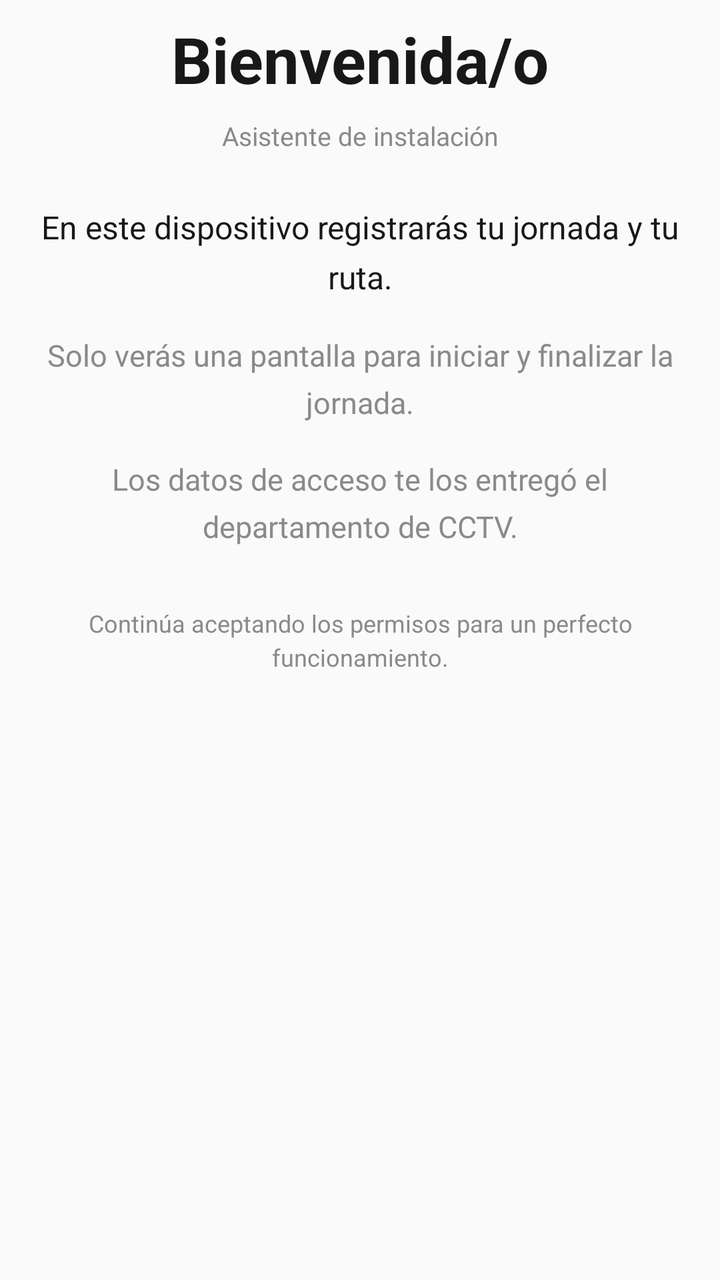
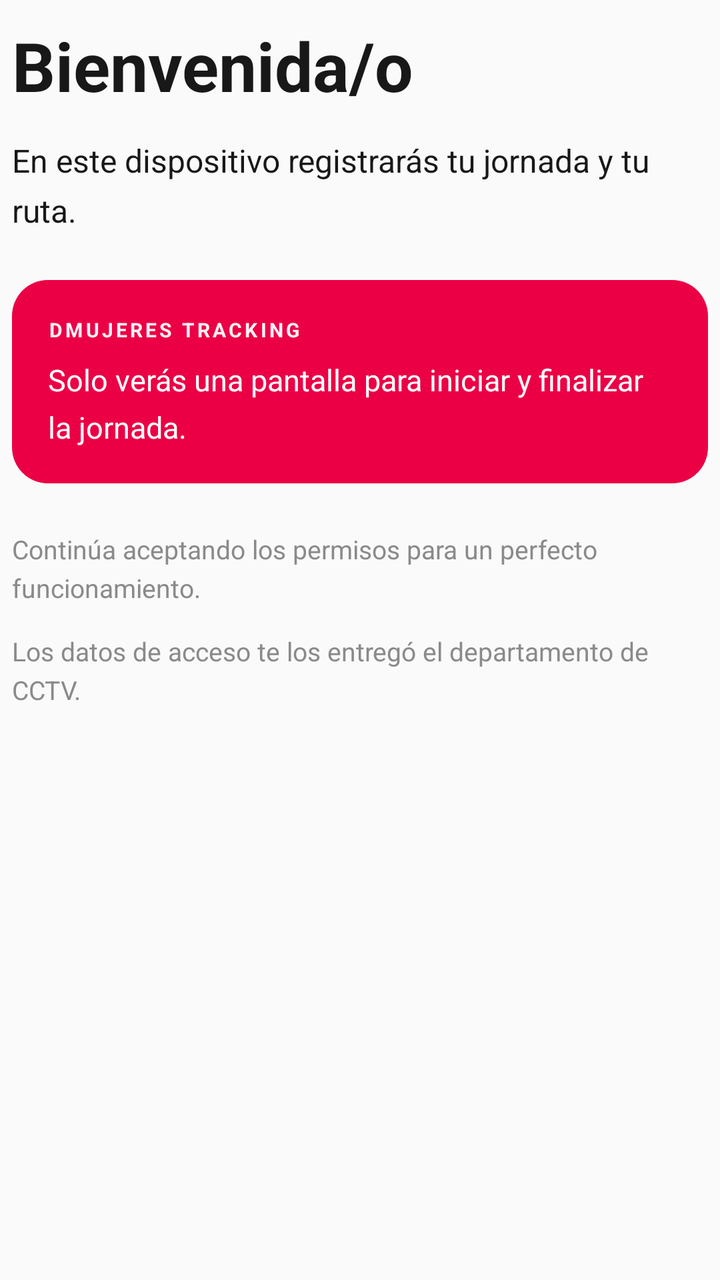

Two renders of the same Android screen: before a commit and after it. Below are the layout's source before the change and the commit's diff.
<!-- AndroidManifest.xml: application theme AppTheme -->
<!-- res/layout/onboarding_step_welcome.xml -->
<?xml version="1.0" encoding="utf-8"?>
<LinearLayout xmlns:android="http://schemas.android.com/apk/res/android"
    android:layout_width="match_parent"
    android:layout_height="wrap_content"
    android:orientation="vertical"
    android:paddingStart="10dp"
    android:paddingEnd="10dp"
    android:paddingTop="8dp"
    android:paddingBottom="8dp">

    <TextView
        android:layout_width="match_parent"
        android:layout_height="wrap_content"
        android:gravity="center"
        android:text="@string/welcome_title"
        android:textColor="@color/ink"
        android:textSize="32sp"
        android:textStyle="bold" />

    <TextView
        android:layout_width="match_parent"
        android:layout_height="wrap_content"
        android:layout_marginTop="8dp"
        android:gravity="center"
        android:text="@string/welcome_subtitle"
        android:textColor="@color/muted"
        android:textSize="13sp" />

    <TextView
        android:layout_width="match_parent"
        android:layout_height="wrap_content"
        android:layout_marginTop="26dp"
        android:gravity="center"
        android:lineSpacingExtra="6dp"
        android:text="@string/welcome_body"
        android:textColor="@color/ink"
        android:textSize="16sp" />

    <TextView
        android:layout_width="match_parent"
        android:layout_height="wrap_content"
        android:layout_marginTop="18dp"
        android:gravity="center"
        android:lineSpacingExtra="6dp"
        android:text="@string/welcome_body_pill"
        android:textColor="@color/muted"
        android:textSize="15sp" />

    <TextView
        android:layout_width="match_parent"
        android:layout_height="wrap_content"
        android:layout_marginTop="18dp"
        android:gravity="center"
        android:lineSpacingExtra="6dp"
        android:text="@string/welcome_body_cctv"
        android:textColor="@color/muted"
        android:textSize="15sp" />

    <TextView
        android:layout_width="match_parent"
        android:layout_height="wrap_content"
        android:layout_marginTop="30dp"
        android:gravity="center"
        android:lineSpacingExtra="3dp"
        android:text="@string/welcome_body_perms"
        android:textColor="@color/muted"
        android:textSize="12sp" />

</LinearLayout>
<!-- resources referenced by this layout -->
<resources>
  <color name="ink">#181818</color>
  <color name="muted">#8A8A8A</color>
  <string name="welcome_body">En este dispositivo registrarás tu jornada y tu ruta.</string>
  <string name="welcome_body_cctv">Los datos de acceso te los entregó el departamento de CCTV.</string>
  <string name="welcome_body_perms">Continúa aceptando los permisos para un perfecto funcionamiento.</string>
  <string name="welcome_body_pill">Solo verás una pantalla para iniciar y finalizar la jornada.</string>
  <string name="welcome_subtitle">Asistente de instalación</string>
  <string name="welcome_title">Bienvenida/o</string>
  <style name="AppTheme" parent="Theme.AppCompat.Light.NoActionBar">
          <item name="colorPrimary">@color/primary</item>
          <item name="colorPrimaryDark">@color/primary_dark</item>
          <item name="colorAccent">@color/accent</item>
          <item name="android:windowOptOutEdgeToEdgeEnforcement">true</item>
      </style>
  <color name="primary">#EB0045</color>
  <color name="primary_dark">#C4003B</color>
  <color name="accent">#FF1464</color>
</resources>

<!-- the commit's change to res/layout/onboarding_step_welcome.xml (unified diff, before → after) -->
@@ -3,67 +3,76 @@
     android:layout_width="match_parent"
     android:layout_height="wrap_content"
     android:orientation="vertical"
-    android:paddingStart="10dp"
-    android:paddingEnd="10dp"
-    android:paddingTop="8dp"
-    android:paddingBottom="8dp">
+    android:paddingStart="6dp"
+    android:paddingEnd="6dp"
+    android:paddingTop="10dp"
+    android:paddingBottom="10dp">
 
     <TextView
+        android:id="@+id/welcome_title"
         android:layout_width="match_parent"
         android:layout_height="wrap_content"
-        android:gravity="center"
         android:text="@string/welcome_title"
         android:textColor="@color/ink"
-        android:textSize="32sp"
+        android:textSize="34sp"
         android:textStyle="bold" />
 
     <TextView
+        android:id="@+id/welcome_body"
         android:layout_width="match_parent"
         android:layout_height="wrap_content"
-        android:layout_marginTop="8dp"
-        android:gravity="center"
-        android:text="@string/welcome_subtitle"
-        android:textColor="@color/muted"
-        android:textSize="13sp" />
-
-    <TextView
-        android:layout_width="match_parent"
-        android:layout_height="wrap_content"
-        android:layout_marginTop="26dp"
-        android:gravity="center"
+        android:layout_marginTop="14dp"
         android:lineSpacingExtra="6dp"
         android:text="@string/welcome_body"
         android:textColor="@color/ink"
         android:textSize="16sp" />
 
-    <TextView
+    <LinearLayout
+        android:id="@+id/welcome_panel"
         android:layout_width="match_parent"
         android:layout_height="wrap_content"
-        android:layout_marginTop="18dp"
-        android:gravity="center"
-        android:lineSpacingExtra="6dp"
-        android:text="@string/welcome_body_pill"
-        android:textColor="@color/muted"
-        android:textSize="15sp" />
+        android:layout_marginTop="24dp"
+        android:background="@drawable/bg_welcome_panel"
+        android:orientation="vertical"
+        android:padding="18dp">
+
+        <TextView
+            android:layout_width="match_parent"
+            android:layout_height="wrap_content"
+            android:letterSpacing="0.14"
+            android:text="@string/welcome_overline"
+            android:textColor="#F2FFFFFF"
+            android:textSize="10sp"
+            android:textStyle="bold" />
+
+        <TextView
+            android:layout_width="match_parent"
+            android:layout_height="wrap_content"
+            android:layout_marginTop="8dp"
+            android:lineSpacingExtra="6dp"
+            android:text="@string/welcome_body_pill"
+            android:textColor="@color/white"
+            android:textSize="15sp" />
+    </LinearLayout>
 
     <TextView
+        android:id="@+id/welcome_perms"
         android:layout_width="match_parent"
         android:layout_height="wrap_content"
-        android:layout_marginTop="18dp"
-        android:gravity="center"
-        android:lineSpacingExtra="6dp"
+        android:layout_marginTop="24dp"
+        android:lineSpacingExtra="4dp"
+        android:text="@string/welcome_body_perms"
+        android:textColor="@color/muted"
+        android:textSize="13sp" />
+
+    <TextView
+        android:id="@+id/welcome_cctv"
+        android:layout_width="match_parent"
+        android:layout_height="wrap_content"
+        android:layout_marginTop="14dp"
+        android:lineSpacingExtra="4dp"
         android:text="@string/welcome_body_cctv"
         android:textColor="@color/muted"
-        android:textSize="15sp" />
-
-    <TextView
-        android:layout_width="match_parent"
-        android:layout_height="wrap_content"
-        android:layout_marginTop="30dp"
-        android:gravity="center"
-        android:lineSpacingExtra="3dp"
-        android:text="@string/welcome_body_perms"
-        android:textColor="@color/muted"
-        android:textSize="12sp" />
+        android:textSize="13sp" />
 
 </LinearLayout>
<!-- resource entries referenced after the edit -->
@@ -2,11 +2,18 @@
 <resources>
   <color name="ink">#181818</color>
   <color name="muted">#8A8A8A</color>
+  <color name="white">#FFFFFF</color>
+  <!-- drawable bg_welcome_panel (drawable) -->
+  <?xml version="1.0" encoding="utf-8"?>
+  <shape xmlns:android="http://schemas.android.com/apk/res/android" android:shape="rectangle">
+      <solid android:color="@color/primary" />
+      <corners android:radius="18dp" />
+  </shape>
   <string name="welcome_body">En este dispositivo registrarás tu jornada y tu ruta.</string>
   <string name="welcome_body_cctv">Los datos de acceso te los entregó el departamento de CCTV.</string>
   <string name="welcome_body_perms">Continúa aceptando los permisos para un perfecto funcionamiento.</string>
   <string name="welcome_body_pill">Solo verás una pantalla para iniciar y finalizar la jornada.</string>
-  <string name="welcome_subtitle">Asistente de instalación</string>
+  <string name="welcome_overline">DMUJERES TRACKING</string>
   <string name="welcome_title">Bienvenida/o</string>
   <style name="AppTheme" parent="Theme.AppCompat.Light.NoActionBar">
           <item name="colorPrimary">@color/primary</item>
